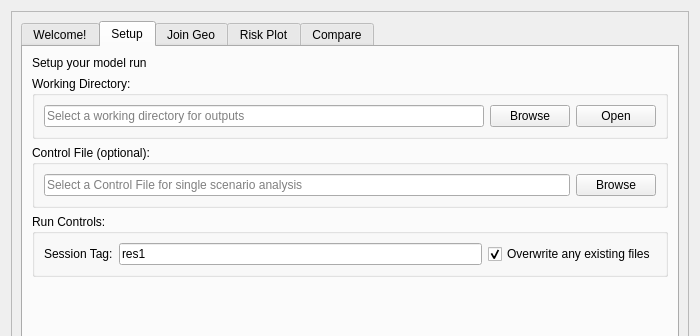
Qt form canflood/results/results.ui (NRCan/CanFlood) before a commit; both pictures show x 0 to 700 and y 0 to 336 of the 700 by 700 pixel window.
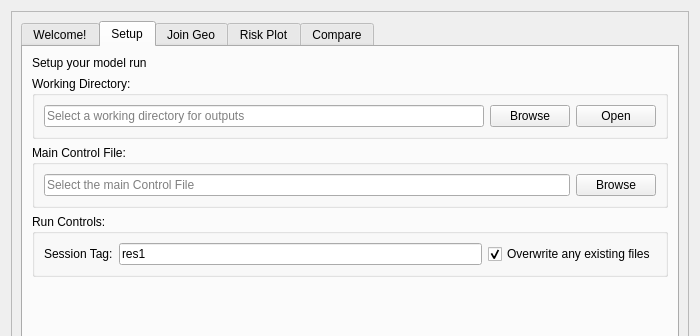
The same form after that commit. The open tabs and pages were chosen to show the change. Icons and pictures are not drawn. Custom widgets are drawn as their Qt base class.

Patch:
```diff
--- a/canflood/results/results.ui
+++ b/canflood/results/results.ui
@@ -185,7 +185,7 @@
               </sizepolicy>
              </property>
              <property name="title">
-              <string>Control File (optional):</string>
+              <string>Main Control File:</string>
              </property>
              <layout class="QVBoxLayout" name="_31">
               <item>
@@ -193,7 +193,7 @@
                 <item>
                  <widget class="QLineEdit" name="lineEdit_SS_cf">
                   <property name="placeholderText">
-                   <string>Select a Control File for single scenario analysis</string>
+                   <string>Select the main Control File</string>
                   </property>
                  </widget>
                 </item>
```
Left out of the diff: 4 changed lines with no effect on the pictures.
